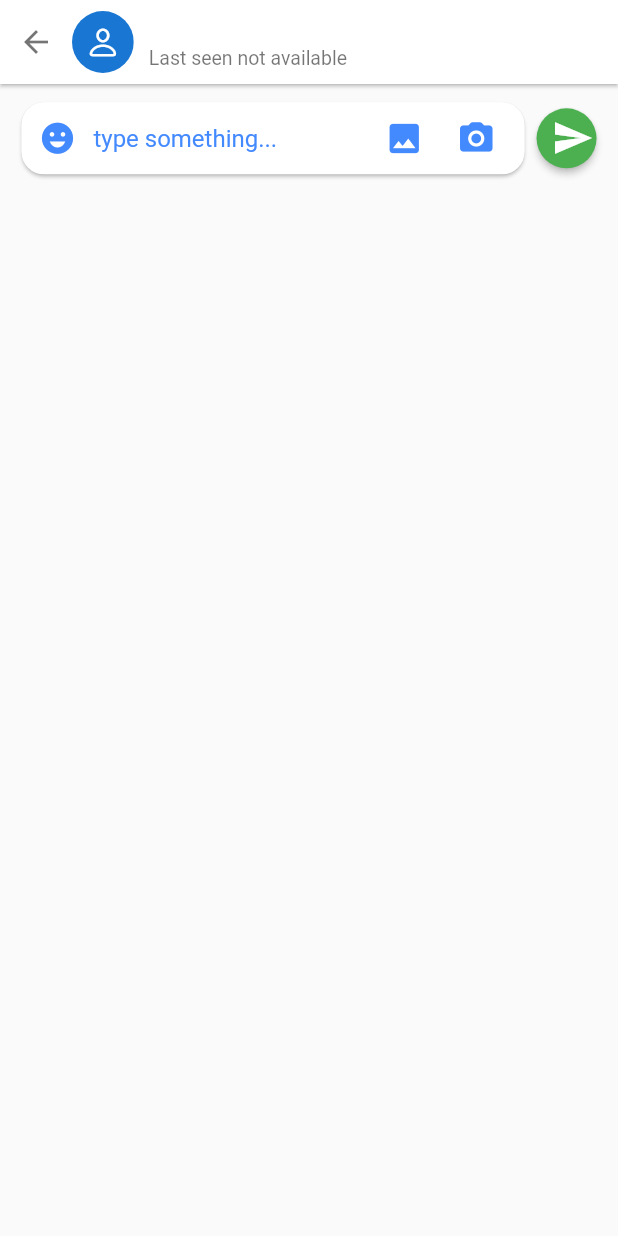
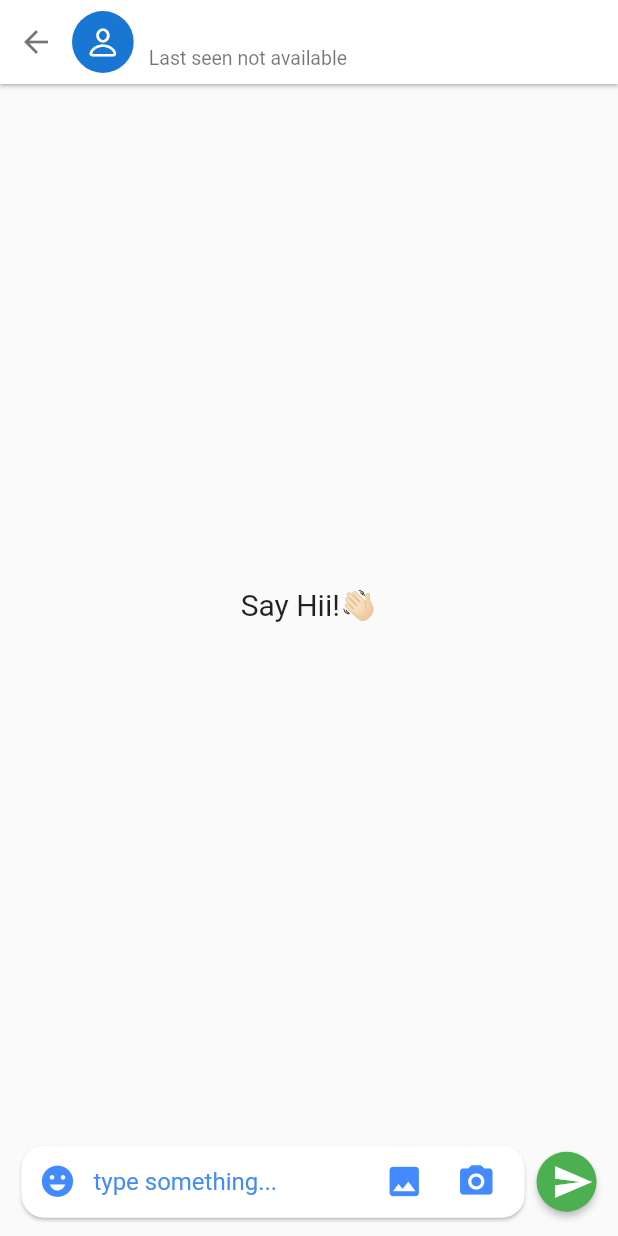
Before and after one commit to Akhil27792/randomchat, a Flutter app: the Chatscreen screen opened directly with empty values, on a phone screen of 412 x 824 dp. Run offline on Flutter 3.47's test engine with Material 2 defaults, Android fonts, the phone set to English and light mode, and no system bars; drawn by our look-alikes of cached_network_image; our stand-ins replace cloud_firestore, firebase_auth, firebase_core, firebase_storage, google_sign_in, image_picker; accounts and stored records are empty; network calls fail.

Commit message:
day 34 completed

```diff
--- a/lib/screens/auth/chat_screen.dart
+++ b/lib/screens/auth/chat_screen.dart
@@ -23,7 +23,50 @@
             AppBar(automaticallyImplyLeading: false, flexibleSpace: _appBar()),
         //body
         body: Column(
-          children: [_chatInput()],
+          children: [
+            Expanded(
+              child: StreamBuilder(
+              // stream: API.getAllUser(),
+              builder: (context, snapshot) {
+                switch (snapshot.connectionState) {
+                  //if data is loading
+                  case ConnectionState.waiting:
+                  case ConnectionState.none:
+                 // return const Center(child: CircularProgressIndicator(),);
+                  //if some or all data is loaded then show it
+                  case ConnectionState.active:
+                  case ConnectionState.done:
+                    // final data = snapshot.data?.docs;
+                    // _list =
+                    //     data?.map((e) => ChatUser.fromJson(e.data())).toList() ??
+                    //         [];
+
+                   final _list = [];
+
+                if (_list.isNotEmpty) {
+                  return ListView.builder(
+                        itemCount:_list.length,
+                      padding: EdgeInsets.only(top: mq.height * .01),
+                      physics: const BouncingScrollPhysics(),
+                      itemBuilder: (context, index) {
+                        // return const ChatUserCard();
+                        return Text('Message: ${_list[index]}');
+                });
+                } else {
+                  return const Center(
+
+                      child: Text(
+                    "Say Hii!👋🏻",
+                    style: TextStyle(fontSize: 20),
+                       )
+                     );
+                  }
+                }
+              }
+                      ),
+            ),
+            _chatInput()
+          ],
         ),
       ),
     );
```
Also changed, not shown: lib/widgets/message_card.dart (added, +14 -0 lines).
